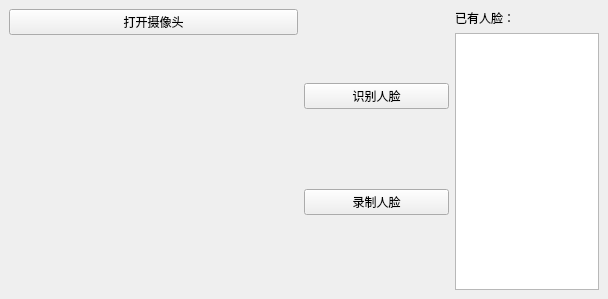
The window that windowQt.ui (CGLWang/LUCA) describes before a commit, drawn with Qt 5.
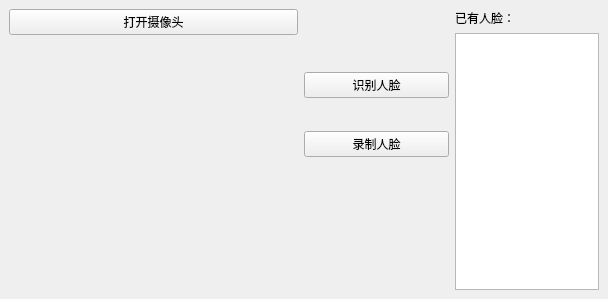
The same window after the commit.

The edit to the form file:
```diff
--- a/windowQt.ui
+++ b/windowQt.ui
@@ -34,7 +34,19 @@
      </layout>
     </item>
     <item row="0" column="1">
-     <layout class="QVBoxLayout" name="verticalLayout_2">
+     <layout class="QVBoxLayout" name="verticalLayout_2" stretch="0,0,0">
+      <property name="spacing">
+       <number>0</number>
+      </property>
+      <property name="sizeConstraint">
+       <enum>QLayout::SetDefaultConstraint</enum>
+      </property>
+      <property name="topMargin">
+       <number>30</number>
+      </property>
+      <property name="bottomMargin">
+       <number>50</number>
+      </property>
       <item>
        <widget class="QPushButton" name="pushButton_2">
         <property name="text">
@@ -49,6 +61,19 @@
         </property>
        </widget>
       </item>
+      <item>
+       <widget class="QLabel" name="label_3">
+        <property name="sizePolicy">
+         <sizepolicy hsizetype="Preferred" vsizetype="Fixed">
+          <horstretch>0</horstretch>
+          <verstretch>0</verstretch>
+         </sizepolicy>
+        </property>
+        <property name="text">
+         <string/>
+        </property>
+       </widget>
+      </item>
      </layout>
     </item>
     <item row="0" column="2">
```
